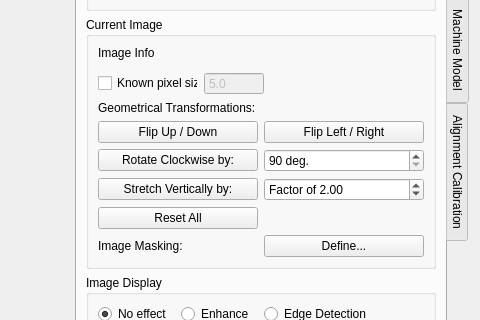
First picture: the form in calcam/gui/qt_designer_files/alignment_calib_editor.ui, repository euratom-software/calcam, before the edit; both pictures show x 447 to 927 and y 145 to 465 of the 927 by 761 pixel window.
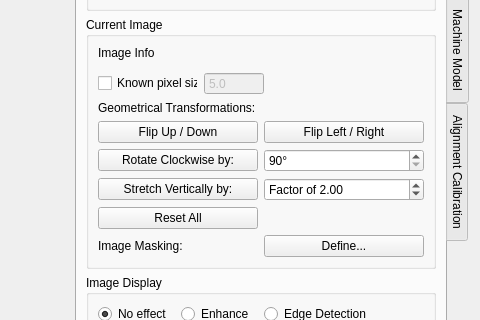
Second picture: the form after the edit.

Patch:
```diff
--- a/calcam/gui/qt_designer_files/alignment_calib_editor.ui
+++ b/calcam/gui/qt_designer_files/alignment_calib_editor.ui
@@ -298,7 +298,7 @@
                  </sizepolicy>
                 </property>
                 <property name="suffix">
-                 <string> deg.</string>
+                 <string>°</string>
                 </property>
                 <property name="prefix">
                  <string/>
```
Left out of the diff: 66 changed lines with no effect on the pictures.
